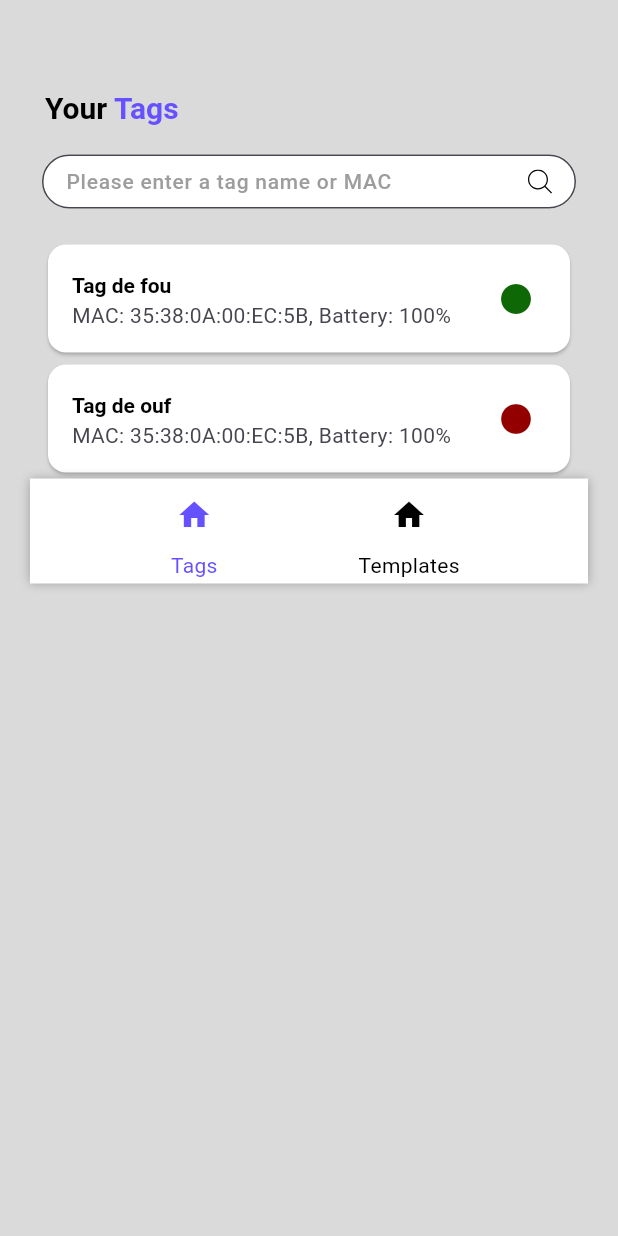
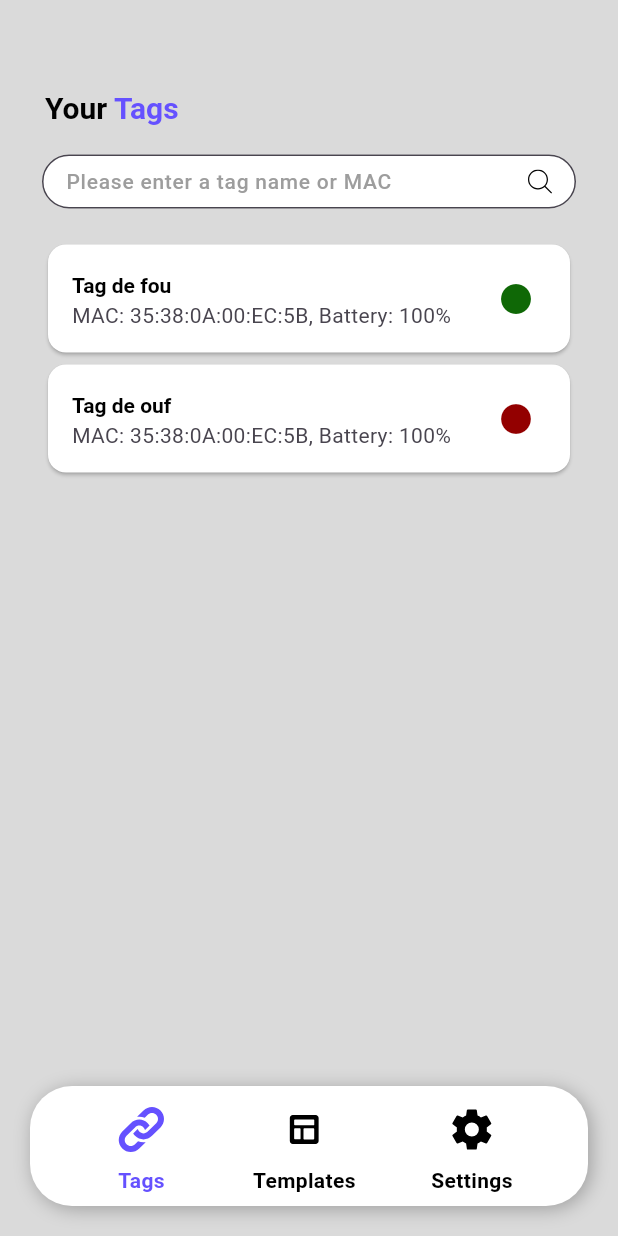
Before and after one commit to OlivierBldn/e-link, a Flutter app: the TagIndex screen opened directly, on a phone screen of 412 x 824 dp. Run offline on Flutter 3.47's test engine with Material 3 defaults, Android fonts, the phone set to English and light mode, and no system bars; our stand-ins replace flutter_svg, logger, permission_handler; missing offline and left inert: flutter_reactive_ble.

Commit message:
NavBar Working

```diff
--- a/lib/screens/TagIndex.dart
+++ b/lib/screens/TagIndex.dart
@@ -1,7 +1,7 @@
 import 'package:flutter/material.dart';
 import 'package:flutter_application_1/constants/colors.dart';
 import 'package:flutter_application_1/widgets/AppSearchBar.dart';
-import 'package:flutter_application_1/widgets/NavBar.dart';
+import 'package:flutter_application_1/widgets/NavBar.dart'; // Added import for NavBar
 import 'package:flutter_application_1/widgets/TagCard.dart';
 
 import '../widgets/AppTitle.dart';
@@ -53,8 +53,10 @@ class TagIndex extends StatelessWidget {
               ],
             ),
           ),
-          const NavBar(selectedMenu: 'tags')
         ],
+      ),
+      bottomNavigationBar: const NavBar(
+        selectedMenu: 'tags',
       ),
     );
   }
--- a/lib/widgets/NavBar.dart
+++ b/lib/widgets/NavBar.dart
@@ -1,5 +1,8 @@
 import 'package:flutter/material.dart';
 import 'package:flutter_application_1/constants/colors.dart';
+import 'package:flutter_application_1/constants/radiuses.dart';
+import 'package:flutter_application_1/constants/text_sizes.dart';
+import 'package:flutter_svg/flutter_svg.dart';
 
 class NavBar extends StatelessWidget {
   final String selectedMenu;
@@ -12,28 +15,34 @@ class NavBar extends StatelessWidget {
   @override
   Widget build(BuildContext context) {
     return Container(
-      height: 70,
-      margin: const EdgeInsets.only(bottom: 30, left: 20, right: 20),
+      height: 80,
+      margin: const EdgeInsets.all(20),
       decoration: const BoxDecoration(
+        borderRadius: AppRadiuses.xl,
         color: Colors.white,
         boxShadow: [
           BoxShadow(
-            color: Colors.grey,
-            blurRadius: 5.0,
+            color: Color.fromARGB(70, 0, 0, 0),
+            blurRadius: 10,
+            offset: Offset(2, 2),
           ),
         ],
       ),
+      child: Padding(
+        padding: const EdgeInsets.only(top: 5, bottom: 5),
         child: Row(
           mainAxisAlignment: MainAxisAlignment.spaceEvenly,
           children: [
             Column(
               children: [
                 IconButton(
-                icon: Icon(
-                  Icons.home,
+                  icon: SvgPicture.asset(
+                    'assets/tags.svg',
+                    height: 32,
+                    width: 32,
                     color: selectedMenu == 'tags'
                         ? AppColors.primaryColor
-                      : Colors.black,
+                        : AppColors.black,
                   ),
                   onPressed: () {
                     Navigator.pushNamed(context, '/');
@@ -45,6 +54,8 @@ class NavBar extends StatelessWidget {
                     color: selectedMenu == 'tags'
                         ? AppColors.primaryColor
                         : Colors.black,
+                    fontSize: AppTextSizes.md,
+                    fontWeight: FontWeight.w700,
                   ),
                 ),
               ],
@@ -52,14 +63,16 @@ class NavBar extends StatelessWidget {
             Column(
               children: [
                 IconButton(
-                icon: Icon(
-                  Icons.home,
+                  icon: SvgPicture.asset(
+                    'assets/template.svg',
+                    height: 32,
+                    width: 32,
                     color: selectedMenu == 'templates'
                         ? AppColors.primaryColor
-                      : Colors.black,
+                        : AppColors.black,
                   ),
                   onPressed: () {
-                  Navigator.pushNamed(context, '/');
+                    Navigator.pushNamed(context, '/templates');
                   },
                 ),
                 Text(
@@ -68,12 +81,42 @@ class NavBar extends StatelessWidget {
                     color: selectedMenu == 'templates'
                         ? AppColors.primaryColor
                         : Colors.black,
+                    fontSize: AppTextSizes.md,
+                    fontWeight: FontWeight.w700,
+                  ),
+                ),
+              ],
+            ),
+            Column(
+              children: [
+                IconButton(
+                  icon: SvgPicture.asset(
+                    'assets/settings.svg',
+                    height: 32,
+                    width: 32,
+                    color: selectedMenu == 'settings'
+                        ? AppColors.primaryColor
+                        : AppColors.black,
+                  ),
+                  onPressed: () {
+                    Navigator.pushNamed(context, '/settings');
+                  },
+                ),
+                Text(
+                  'Settings',
+                  style: TextStyle(
+                    color: selectedMenu == 'settings'
+                        ? AppColors.primaryColor
+                        : Colors.black,
+                    fontSize: AppTextSizes.md,
+                    fontWeight: FontWeight.w700,
                   ),
                 ),
               ],
             ),
           ],
         ),
+      ),
     );
   }
 }
```
Also changed, not shown: assets/template.svg. Lines whose indentation alone changed are shown as unchanged.
